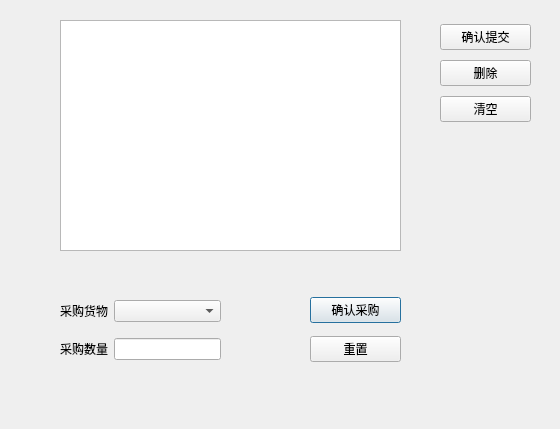
grimcake/StoreManager, file StoreManager/buyerdialog.ui: the form before one commit.
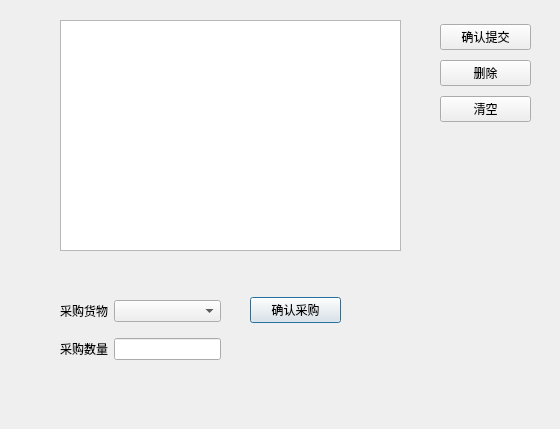
The form after the commit.

```diff
--- a/StoreManager/buyerdialog.ui
+++ b/StoreManager/buyerdialog.ui
@@ -48,8 +48,8 @@
   <widget class="QWidget" name="verticalLayoutWidget">
    <property name="geometry">
     <rect>
-     <x>310</x>
-     <y>290</y>
+     <x>250</x>
+     <y>270</y>
      <width>91</width>
      <height>80</height>
     </rect>
@@ -62,13 +62,6 @@
       </property>
      </widget>
     </item>
-    <item>
-     <widget class="QPushButton" name="pushButton_2">
-      <property name="text">
-       <string>重置</string>
-      </property>
-     </widget>
-    </item>
    </layout>
   </widget>
   <widget class="QTableView" name="tableView">
```
